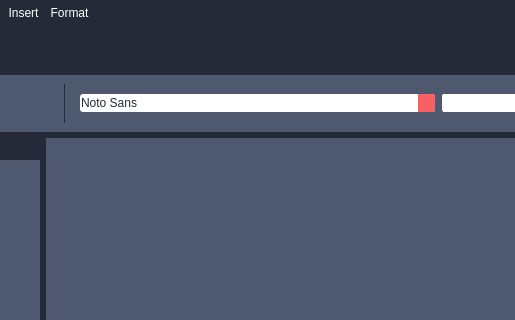
Before: the Qt Designer form src/client/gui/ui/texteditor.ui in aleoli/Shared-Editor, drawn with Qt 5; both pictures show x 110 to 625 and y 0 to 320 of the 1225 by 596 pixel window.
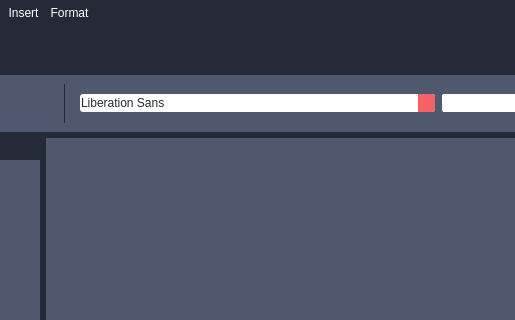
After: the same form once the commit is applied. Icons and pictures are not drawn.

```diff
--- a/src/client/gui/ui/texteditor.ui
+++ b/src/client/gui/ui/texteditor.ui
@@ -1125,7 +1125,7 @@
        </property>
        <property name="currentFont">
         <font>
-         <family>MS Reference Specialty</family>
+         <family>MS Shell Dlg 2</family>
         </font>
        </property>
       </widget>
```
